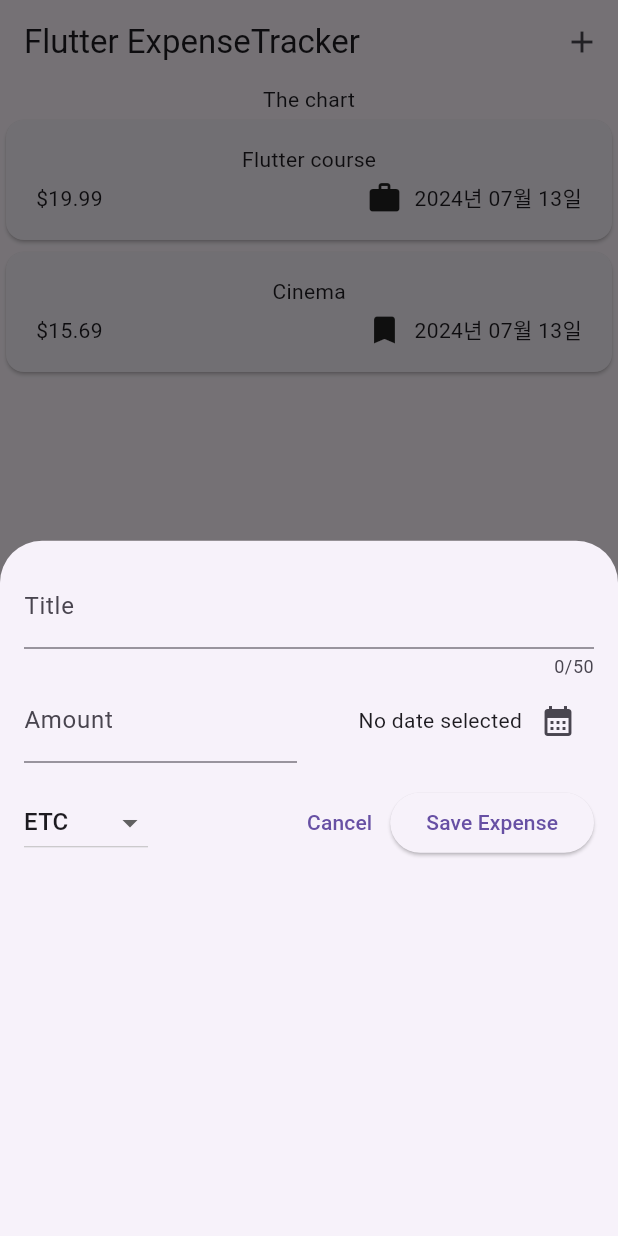
After one commit to flutterkage2k/flutterexpenses240712, a Flutter app: the screen it shows after launch, after a tap on the "add" icon, on a phone screen of 412 x 824 dp. The commit adds this screen. Run offline on Flutter 3.47's test engine with Material 3 defaults, Android fonts, the phone set to English and light mode, and no system bars.

Commit message:
complete 20

```diff
--- a/lib/expenses_page.dart
+++ b/lib/expenses_page.dart
@@ -1,6 +1,7 @@
 import 'package:flutter/material.dart';
 import 'package:flutterexpenses240712/widgets/expense_list.dart';
 import 'package:flutterexpenses240712/models/expense_model.dart';
+import 'package:flutterexpenses240712/widgets/new_expense.dart';
 
 class ExpensesPage extends StatefulWidget {
   const ExpensesPage({super.key});
@@ -28,6 +29,18 @@
   @override
   Widget build(BuildContext context) {
     return Scaffold(
+      appBar: AppBar(
+        title: Text('Flutter ExpenseTracker'),
+        centerTitle: false,
+        actions: [
+          IconButton(
+            onPressed: _openAddExpenseOverlay,
+            icon: const Icon(
+              Icons.add,
+            ),
+          )
+        ],
+      ),
       body: Column(
         children: [
           const Text('The chart'),
@@ -38,4 +51,13 @@
       ),
     );
   }
+
+  void _openAddExpenseOverlay() {
+    showModalBottomSheet(
+      context: context,
+      builder: (ctx) {
+        return NewExpensePage();
+      },
+    );
+  }
 }
--- a/lib/main.dart
+++ b/lib/main.dart
@@ -11,6 +11,9 @@
   @override
   Widget build(BuildContext context) {
     return MaterialApp(
+      theme: ThemeData(
+        useMaterial3: true,
+      ),
       home: ExpensesPage(),
     );
   }
--- a/lib/models/expense_model.dart
+++ b/lib/models/expense_model.dart
@@ -4,6 +4,7 @@
 
 const uuid = Uuid();
 
+// * 한국 format
 final formatter = DateFormat("yyyy년 MM월 dd일");
 
 enum Category { food, travel, work, etc }
--- /dev/null
+++ b/lib/widgets/new_expense.dart
@@ -0,0 +1,138 @@
+import 'package:flutter/material.dart';
+import 'package:flutterexpenses240712/models/expense_model.dart';
+
+class NewExpensePage extends StatefulWidget {
+  const NewExpensePage({super.key});
+
+  @override
+  State<NewExpensePage> createState() => _NewExpensePageState();
+}
+
+class _NewExpensePageState extends State<NewExpensePage> {
+  // var _enterdTitle = '';
+
+  // void _saveTitleInput(String inputValue) {
+  //   _enterdTitle = inputValue;
+  // }
+
+  final _titleController = TextEditingController();
+  final _amountController = TextEditingController();
+  DateTime? _selectedDate;
+  Category _selecedCategory = Category.etc;
+
+  void _presentDatePicker() async {
+    final now = DateTime.now();
+    final firstDate = DateTime(now.year - 1, now.month, now.day);
+
+    final pickedDate = await showDatePicker(
+      context: context,
+      initialDate: now,
+      firstDate: firstDate,
+      lastDate: now,
+    );
+    setState(() {
+      _selectedDate = pickedDate;
+    });
+  }
+
+  @override
+  void dispose() {
+    _titleController.dispose();
+    _amountController.dispose();
+    super.dispose();
+  }
+
+  @override
+  Widget build(BuildContext context) {
+    return Padding(
+      padding: const EdgeInsets.all(16.0),
+      child: Column(
+        children: [
+          TextField(
+            controller: _titleController,
+            // onChanged: _saveTitleInput,
+            maxLength: 50,
+            decoration: const InputDecoration(
+              label: Text(
+                'Title',
+              ),
+            ),
+          ),
+          Row(
+            children: [
+              Expanded(
+                child: TextField(
+                  controller: _amountController,
+                  keyboardType: TextInputType.number,
+                  decoration: const InputDecoration(
+                    prefixText: '\$ ',
+                    label: Text(
+                      'Amount',
+                    ),
+                  ),
+                ),
+              ),
+              const SizedBox(
+                width: 16,
+              ),
+              Expanded(
+                  child: Row(
+                mainAxisAlignment: MainAxisAlignment.end,
+                crossAxisAlignment: CrossAxisAlignment.center,
+                children: [
+                  Text(
+                    _selectedDate == null ? "No date selected" : formatter.format(_selectedDate!),
+                  ),
+                  IconButton(
+                      onPressed: _presentDatePicker,
+                      icon: const Icon(
+                        Icons.calendar_month,
+                      ))
+                ],
+              ))
+            ],
+          ),
+          const SizedBox(
+            height: 16,
+          ),
+          Row(
+            children: [
+              DropdownButton(
+                value: _selecedCategory,
+                items: Category.values
+                    .map(
+                      (category) => DropdownMenuItem(
+                        value: category,
+                        child: Text(
+                          category.name.toUpperCase(),
+                        ),
+                      ),
+                    )
+                    .toList(),
+                onChanged: (value) {
+                  if (value == null) {
+                    return;
+                  }
+                  setState(() {
+                    _selecedCategory = value;
+                  });
+                },
+              ),
+              const Spacer(),
+              TextButton(
+                onPressed: () {},
+                child: const Text('Cancel'),
+              ),
+              ElevatedButton(
+                  onPressed: () {
+                    print(_titleController.text);
+                    print(_amountController.text);
+                  },
+                  child: Text('Save Expense'))
+            ],
+          )
+        ],
+      ),
+    );
+  }
+}
```
